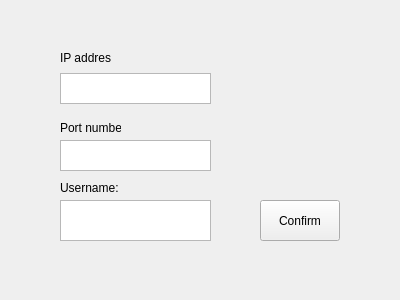
Qt form sk2-irc/login.ui (Kris-Ja/SK2-Komunikator-IRC) before a commit.
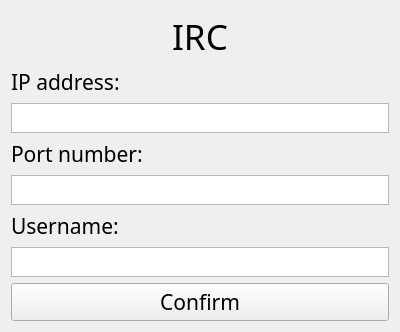
The same form after that commit.

```diff
--- a/sk2-irc/login.ui
+++ b/sk2-irc/login.ui
@@ -7,94 +7,123 @@
     <x>0</x>
     <y>0</y>
     <width>400</width>
-    <height>300</height>
+    <height>286</height>
    </rect>
   </property>
   <property name="windowTitle">
    <string>IRC</string>
   </property>
-  <widget class="QTextEdit" name="usernameTextEdit">
-   <property name="geometry">
-    <rect>
-     <x>60</x>
-     <y>200</y>
-     <width>151</width>
-     <height>41</height>
-    </rect>
-   </property>
-  </widget>
-  <widget class="QLabel" name="label">
-   <property name="geometry">
-    <rect>
-     <x>60</x>
-     <y>180</y>
-     <width>151</width>
-     <height>16</height>
-    </rect>
-   </property>
-   <property name="text">
-    <string>Username:</string>
-   </property>
-  </widget>
+  <layout class="QGridLayout" name="gridLayout">
+   <item row="11" column="0">
   <widget class="QPushButton" name="confirmButton">
-   <property name="geometry">
-    <rect>
-     <x>260</x>
-     <y>200</y>
-     <width>80</width>
-     <height>41</height>
-    </rect>
+     <property name="font">
+      <font>
+       <family>Yu Gothic</family>
+       <pointsize>16</pointsize>
+       <bold>false</bold>
+      </font>
    </property>
    <property name="text">
     <string>Confirm</string>
    </property>
   </widget>
-  <widget class="QTextEdit" name="portTextEdit">
-   <property name="geometry">
-    <rect>
-     <x>60</x>
-     <y>140</y>
-     <width>151</width>
-     <height>31</height>
-    </rect>
-   </property>
-  </widget>
+   </item>
+   <item row="10" column="0">
+    <widget class="QTextEdit" name="usernameTextEdit">
+     <property name="maximumSize">
+      <size>
+       <width>16777215</width>
+       <height>30</height>
+      </size>
+     </property>
+    </widget>
+   </item>
+   <item row="4" column="0">
   <widget class="QLabel" name="label_2">
-   <property name="geometry">
-    <rect>
-     <x>60</x>
-     <y>120</y>
-     <width>61</width>
-     <height>16</height>
-    </rect>
+     <property name="font">
+      <font>
+       <family>Yu Gothic</family>
+       <pointsize>16</pointsize>
+       <bold>false</bold>
+      </font>
    </property>
    <property name="text">
     <string>Port number:</string>
    </property>
   </widget>
-  <widget class="QPlainTextEdit" name="addressTextEdit">
-   <property name="geometry">
-    <rect>
-     <x>60</x>
-     <y>73</y>
-     <width>151</width>
-     <height>31</height>
-    </rect>
-   </property>
-  </widget>
+   </item>
+   <item row="7" column="0">
+    <widget class="QLabel" name="label">
+     <property name="font">
+      <font>
+       <family>Yu Gothic</family>
+       <pointsize>16</pointsize>
+       <bold>false</bold>
+      </font>
+     </property>
+     <property name="text">
+      <string>Username:</string>
+     </property>
+    </widget>
+   </item>
+   <item row="1" column="0">
   <widget class="QLabel" name="label_3">
-   <property name="geometry">
-    <rect>
-     <x>60</x>
-     <y>50</y>
-     <width>51</width>
-     <height>16</height>
-    </rect>
+     <property name="font">
+      <font>
+       <family>Yu Gothic</family>
+       <pointsize>16</pointsize>
+       <bold>false</bold>
+      </font>
    </property>
    <property name="text">
     <string>IP address:</string>
    </property>
   </widget>
+   </item>
+   <item row="0" column="0">
+    <widget class="QLabel" name="label_4">
+     <property name="minimumSize">
+      <size>
+       <width>0</width>
+       <height>50</height>
+      </size>
+     </property>
+     <property name="font">
+      <font>
+       <family>Yu Gothic</family>
+       <pointsize>26</pointsize>
+       <bold>false</bold>
+      </font>
+     </property>
+     <property name="text">
+      <string>IRC</string>
+     </property>
+     <property name="alignment">
+      <set>Qt::AlignCenter</set>
+     </property>
+    </widget>
+   </item>
+   <item row="2" column="0">
+    <widget class="QPlainTextEdit" name="addressTextEdit">
+     <property name="maximumSize">
+      <size>
+       <width>16777215</width>
+       <height>30</height>
+      </size>
+     </property>
+    </widget>
+   </item>
+   <item row="6" column="0">
+    <widget class="QTextEdit" name="portTextEdit">
+     <property name="maximumSize">
+      <size>
+       <width>16777215</width>
+       <height>30</height>
+      </size>
+     </property>
+    </widget>
+   </item>
+  </layout>
  </widget>
  <resources/>
  <connections/>
```
Lines whose indentation alone changed are shown as unchanged.
